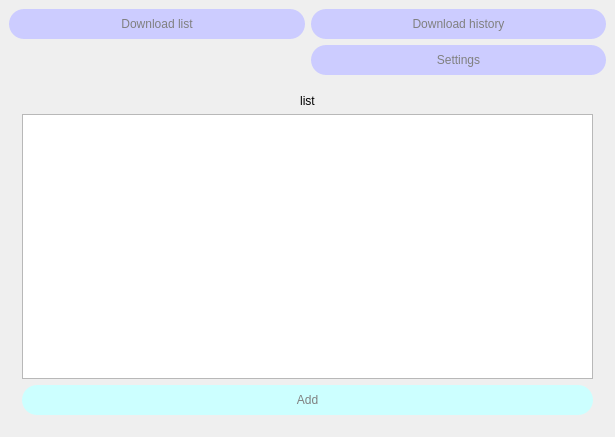
First picture: the form in mainwindow.ui, repository thenaserov/simploader, before the edit.
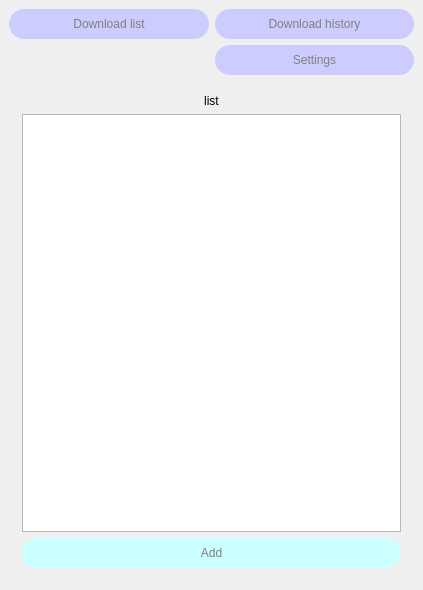
Second picture: the form after the edit.

Commit message: [MOD] resized the ui

The edit to the form file:
```diff
--- a/mainwindow.ui
+++ b/mainwindow.ui
@@ -6,8 +6,8 @@
    <rect>
     <x>0</x>
     <y>0</y>
-    <width>615</width>
-    <height>437</height>
+    <width>423</width>
+    <height>590</height>
    </rect>
   </property>
   <property name="windowTitle">
```
